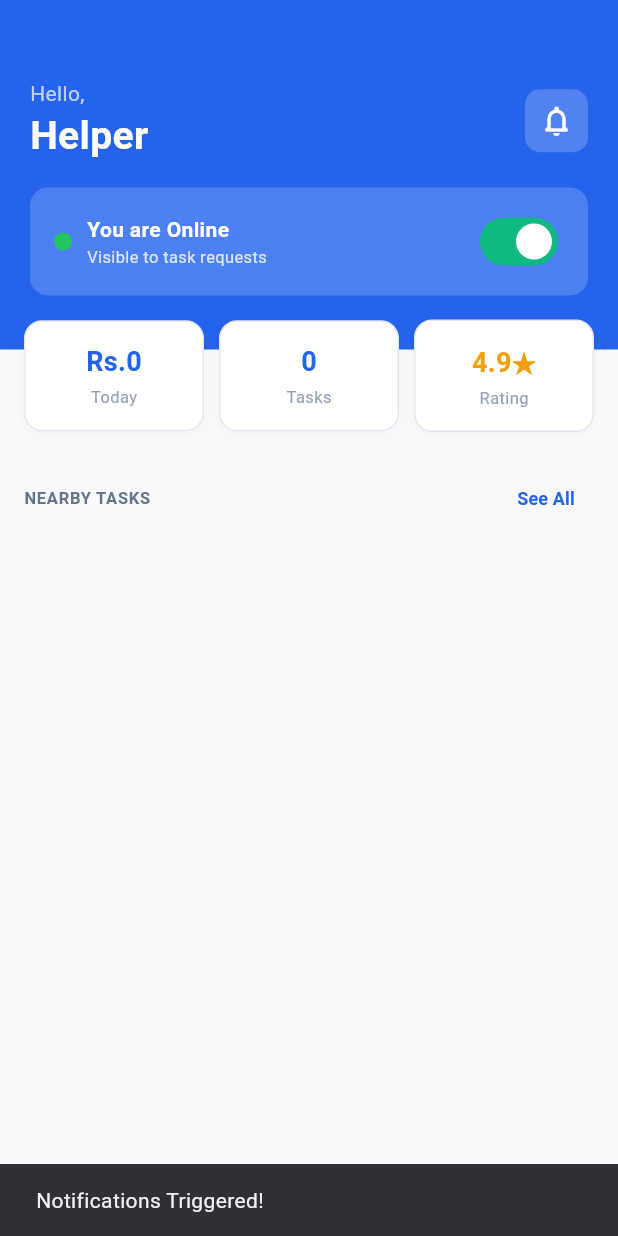
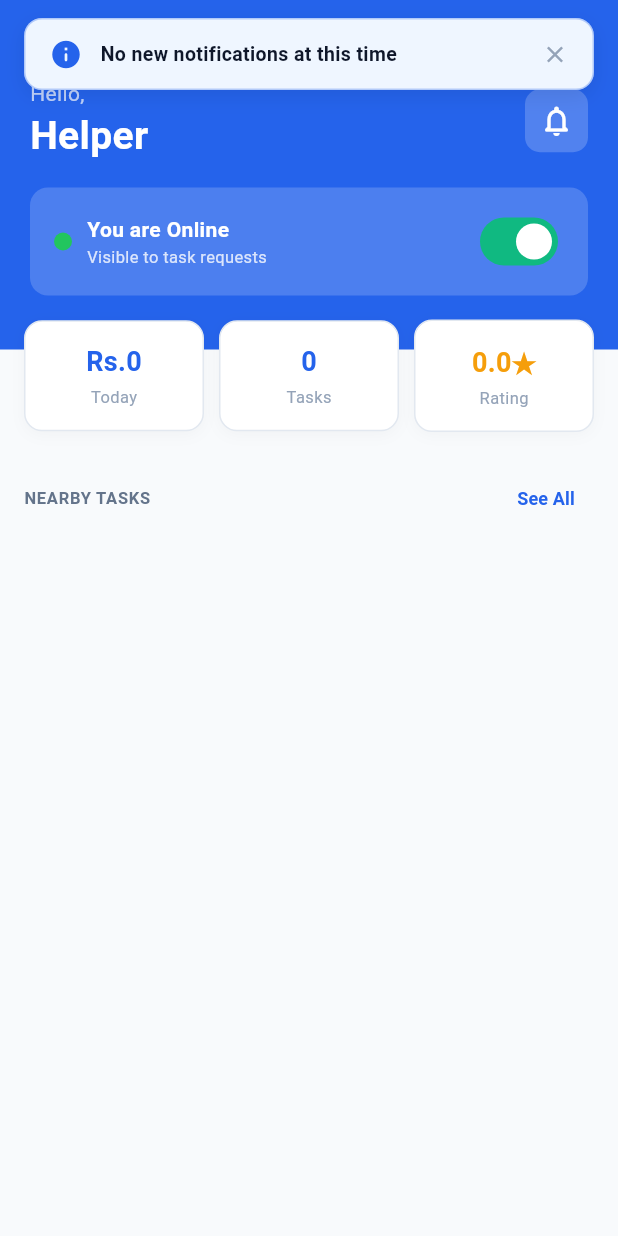
Before and after one commit to Dewnan/CareDrop, a Flutter app: the HelperDashboardView screen opened directly, after a tap on the "notifications none" icon, on a phone screen of 412 x 824 dp. Run offline on Flutter 3.47's test engine with Material 3 defaults, Android fonts, the phone set to English and light mode, and no system bars; our stand-ins replace cached_network_image, cloud_firestore, file_picker, firebase_auth, firebase_core, flutter_cache_manager and 8 more; missing offline and left inert: map_launcher; accounts and stored records are empty.

Commit message:
feat: add feedback banner, refine helper task screens, and update dotenv test loaders

```diff
--- /dev/null
+++ b/lib/components/feedback_banner.dart
@@ -0,0 +1,120 @@
+import 'package:flutter/material.dart';
+import '../theme/app_theme.dart';
+
+enum FeedbackType { success, info, warning, error }
+
+/// Reusable banner/toast feedback component for task & helper actions.
+class FeedbackBanner extends StatelessWidget {
+  final String message;
+  final FeedbackType type;
+  final VoidCallback? onDismiss;
+
+  const FeedbackBanner({
+    super.key,
+    required this.message,
+    this.type = FeedbackType.info,
+    this.onDismiss,
+  });
+
+  /// Displays the feedback banner inside an Overlay or bottom banner.
+  static void show(
+    BuildContext context, {
+    required String message,
+    FeedbackType type = FeedbackType.info,
+    Duration duration = const Duration(seconds: 3),
+  }) {
+    final overlay = Overlay.of(context);
+    late OverlayEntry entry;
+
+    entry = OverlayEntry(
+      builder: (context) => Positioned(
+        top: MediaQuery.of(context).padding.top + 12,
+        left: 16,
+        right: 16,
+        child: Material(
+          color: Colors.transparent,
+          child: FeedbackBanner(
+            message: message,
+            type: type,
+            onDismiss: () => entry.remove(),
+          ),
+        ),
+      ),
+    );
+
+    overlay.insert(entry);
+    Future.delayed(duration, () {
+      if (entry.mounted) {
+        entry.remove();
+      }
+    });
+  }
+
+  @override
+  Widget build(BuildContext context) {
+    Color bgColor;
+    Color iconColor;
+    IconData iconData;
+
+    switch (type) {
+      case FeedbackType.success:
+        bgColor = const Color(0xFFDCFCE7);
+        iconColor = const Color(0xFF15803D);
+        iconData = Icons.check_circle_rounded;
+        break;
+      case FeedbackType.warning:
+        bgColor = const Color(0xFFFEF3C7);
+        iconColor = const Color(0xFFB45309);
+        iconData = Icons.warning_rounded;
+        break;
+      case FeedbackType.error:
+        bgColor = const Color(0xFFFEE2E2);
+        iconColor = const Color(0xFFB91C1C);
+        iconData = Icons.error_rounded;
+        break;
+      case FeedbackType.info:
+      default:
+        bgColor = const Color(0xFFEFF6FF);
+        iconColor = CareDropTheme.royalBlue;
+        iconData = Icons.info_rounded;
+        break;
+    }
+
+    return Container(
+      padding: const EdgeInsets.symmetric(horizontal: 16, vertical: 12),
+      decoration: BoxDecoration(
+        color: bgColor,
+        borderRadius: BorderRadius.circular(12),
+        border: Border.all(color: iconColor.withValues(alpha: 0.3)),
+        boxShadow: [
+          BoxShadow(
+            color: Colors.black.withValues(alpha: 0.08),
+            blurRadius: 10,
+            offset: const Offset(0, 4),
+          ),
+        ],
+      ),
+      child: Row(
+        children: [
+          Icon(iconData, color: iconColor, size: 22),
+          const SizedBox(width: 12),
+          Expanded(
+            child: Text(
+              message,
+              style: TextStyle(
+                color: CareDropTheme.textPrimary,
+                fontSize: 13,
+                fontWeight: FontWeight.w600,
+              ),
+            ),
+          ),
+          if (onDismiss != null)
+            GestureDetector(
+              onTap: onDismiss,
+              child: Icon(Icons.close, size: 18, color: CareDropTheme.textMuted),
+            ),
+        ],
+      ),
+    );
+  }
+}
--- a/lib/main.dart
+++ b/lib/main.dart
@@ -7,18 +7,20 @@ import 'models/user_model.dart';
 import 'providers/app_state.dart';
 import 'services/user_session_service.dart';
 import 'services/supabase_storage_service.dart';
+import 'services/permission_service.dart';
 import 'theme/app_theme.dart';
 import 'screens/common/landing_screen.dart';
 import 'screens/patient/patient_dashboard_screen.dart';
 import 'screens/helper/helper_dashboard_screen.dart';
 
-/// Entry point of the application that initializes Firebase, Supabase, and runs the root app widget.
+/// Entry point of the application that initializes Firebase, Supabase, requests initial runtime permissions, and runs the root app widget.
 void main() async {
   WidgetsFlutterBinding.ensureInitialized();
   await Firebase.initializeApp(
     options: DefaultFirebaseOptions.currentPlatform,
   );
   await SupabaseStorageService().initialize();
+  await PermissionService.requestInitialPermissions();
   runApp(const CareDropApp());
 }
 
--- a/lib/models/helper_model.dart
+++ b/lib/models/helper_model.dart
@@ -72,7 +72,7 @@ class HelperModel {
       icNumber: map['icNumber'] as String? ?? '',
       phoneNumber: map['phone'] as String? ?? map['phoneNumber'] as String? ?? '',
       email: map['email'] as String? ?? '',
-      rating: (map['rating'] as num?)?.toDouble() ?? 5.0,
+      rating: (map['rating'] as num?)?.toDouble() ?? 0.0,
       totalTasksCompleted: (map['totalTasksCompleted'] as num?)?.toInt() ?? 0,
       todayEarnings: (map['todayEarnings'] as num?)?.toDouble() ?? 0.0,
       verificationStatus: map['verificationStatus'] as String? ?? 'Verified',
--- a/lib/providers/app_state.dart
+++ b/lib/providers/app_state.dart
@@ -15,12 +15,12 @@ class CareDropAppState extends ChangeNotifier {
   UserModel? _currentUserModel;
 
   HelperModel _helperUser = HelperModel(
-    id: 'helper_001',
+    id: '',
     fullName: 'Helper User',
     icNumber: '',
     phoneNumber: '',
     email: '',
-    rating: 4.9,
+    rating: 0.0,
     totalTasksCompleted: 0,
     todayEarnings: 0.0,
     verificationStatus: 'Verified',
--- a/lib/screens/helper/helper_dashboard_screen.dart
+++ b/lib/screens/helper/helper_dashboard_screen.dart
@@ -1,5 +1,6 @@
 import 'package:flutter/material.dart';
 import 'package:provider/provider.dart';
+import '../../components/feedback_banner.dart';
 import '../../providers/app_state.dart';
 import '../../theme/app_theme.dart';
 
@@ -127,14 +128,13 @@ class HelperDashboardView extends StatelessWidget {
                           ),
                         ],
                       ),
-                      // Notification icon button popup trigger
+                      // Notification button feedback banner trigger
                       GestureDetector(
                         onTap: () {
-                          ScaffoldMessenger.of(context).showSnackBar(
-                            const SnackBar(
-                              content: Text('Notifications Triggered!'),
-                              duration: Duration(seconds: 2),
-                            ),
+                          FeedbackBanner.show(
+                            context,
+                            message: 'No new notifications at this time',
+                            type: FeedbackType.info,
                           );
                         },
                         child: Container(
```
Also changed, not shown: lib/screens/helper/ratings_screen.dart (+10 -7 lines), lib/screens/helper/task_details_screen.dart (+151 -112 lines), lib/screens/patient/patient_task_confirm_screen.dart (+9 -3 lines), 4 other files.
